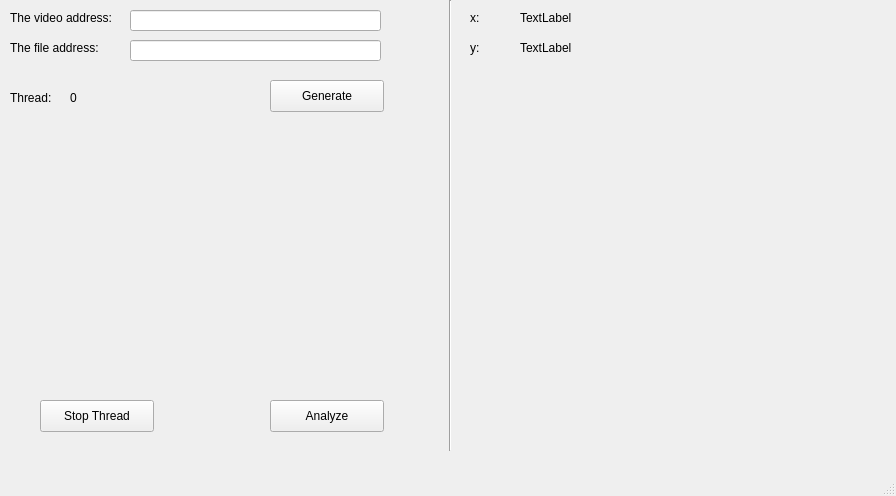
Qt form Interface/dum.ui (Tian99/Robust-eye-gaze-tracker) before a commit.
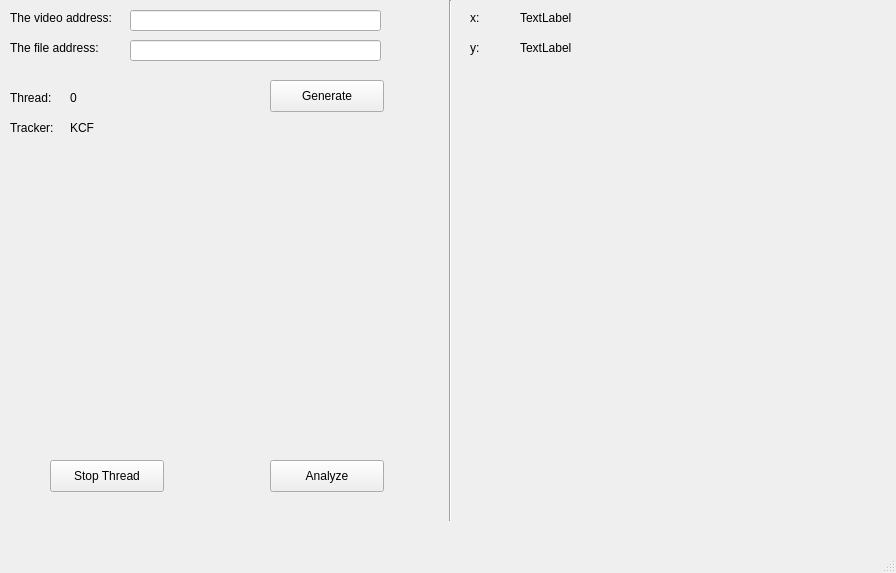
The same form after that commit.

Commit message: integrate machine learning with user interface

```diff
--- a/Interface/dum.ui
+++ b/Interface/dum.ui
@@ -7,7 +7,7 @@
     <x>0</x>
     <y>0</y>
     <width>896</width>
-    <height>496</height>
+    <height>573</height>
    </rect>
   </property>
   <property name="windowTitle">
@@ -76,10 +76,10 @@
    <widget class="QWidget" name="verticalLayoutWidget">
     <property name="geometry">
      <rect>
-      <x>50</x>
-      <y>120</y>
+      <x>60</x>
+      <y>170</y>
       <width>311</width>
-      <height>271</height>
+      <height>281</height>
      </rect>
     </property>
     <layout class="QVBoxLayout" name="LayVideo">
@@ -92,7 +92,7 @@
     <property name="geometry">
      <rect>
       <x>270</x>
-      <y>400</y>
+      <y>460</y>
       <width>114</width>
       <height>32</height>
      </rect>
@@ -104,8 +104,8 @@
    <widget class="QWidget" name="verticalLayoutWidget_2">
     <property name="geometry">
      <rect>
-      <x>510</x>
-      <y>120</y>
+      <x>500</x>
+      <y>180</y>
       <width>311</width>
       <height>271</height>
      </rect>
@@ -174,7 +174,7 @@
       <x>430</x>
       <y>0</y>
       <width>41</width>
-      <height>451</height>
+      <height>521</height>
      </rect>
     </property>
     <property name="orientation">
@@ -184,8 +184,8 @@
    <widget class="QPushButton" name="Terminate">
     <property name="geometry">
      <rect>
-      <x>40</x>
-      <y>400</y>
+      <x>50</x>
+      <y>460</y>
       <width>114</width>
       <height>32</height>
      </rect>
@@ -220,6 +220,32 @@
      <string>0</string>
     </property>
    </widget>
+   <widget class="QLabel" name="label_7">
+    <property name="geometry">
+     <rect>
+      <x>10</x>
+      <y>120</y>
+      <width>59</width>
+      <height>16</height>
+     </rect>
+    </property>
+    <property name="text">
+     <string>Tracker:</string>
+    </property>
+   </widget>
+   <widget class="QLabel" name="label_8">
+    <property name="geometry">
+     <rect>
+      <x>70</x>
+      <y>120</y>
+      <width>59</width>
+      <height>16</height>
+     </rect>
+    </property>
+    <property name="text">
+     <string>KCF</string>
+    </property>
+   </widget>
   </widget>
   <widget class="QStatusBar" name="statusbar"/>
   <widget class="QMenuBar" name="menubar">
```
The commit also changes 3 other files.
